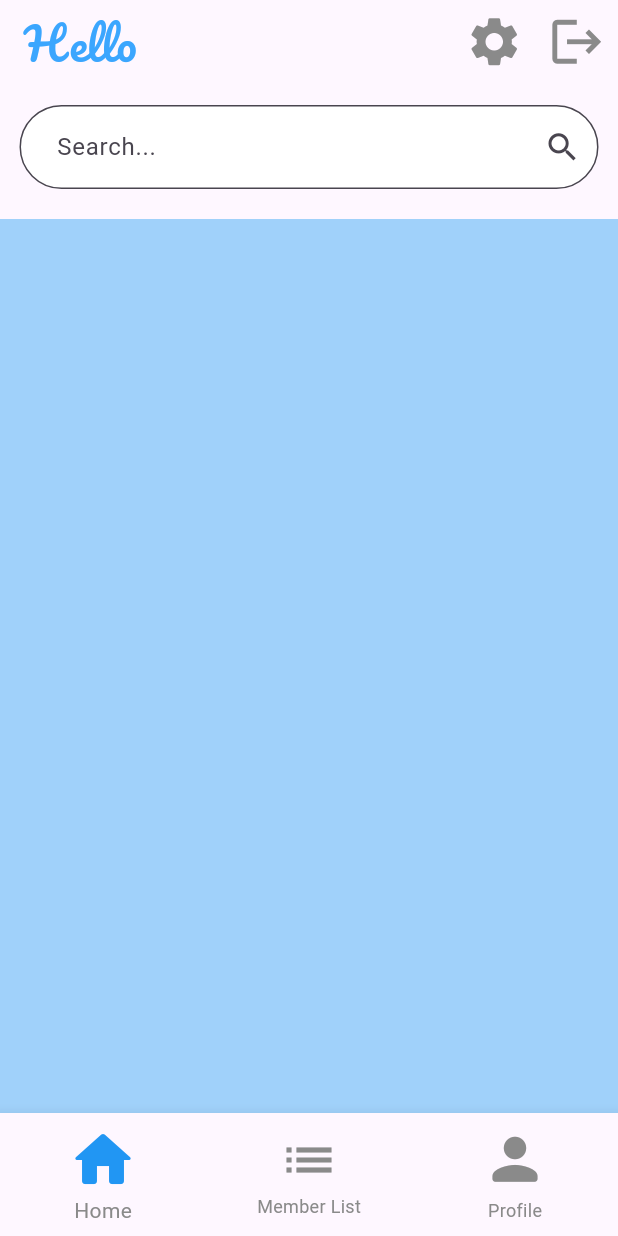
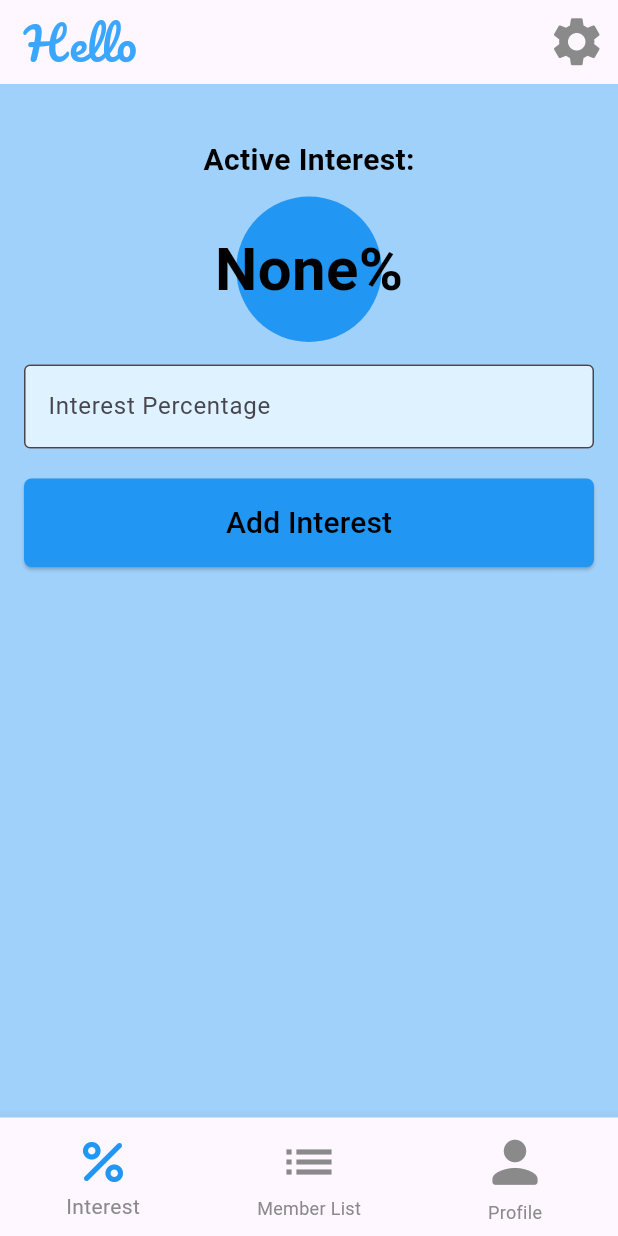
Before and after one commit to ikmgputrawijaya/Save_and_Loan_MobileApp, a Flutter app: the HomePage screen opened by its route, on a phone screen of 412 x 824 dp. Run offline on Flutter 3.47's test engine with Material 3 defaults, Android fonts, the phone set to English and light mode, and no system bars; our stand-ins replace dio, get_storage; accounts and stored records are empty; network calls fail.

Commit message:
Adding Interest

```diff
--- a/lib/homepage.dart
+++ b/lib/homepage.dart
@@ -3,9 +3,7 @@ import 'package:get_storage/get_storage.dart';
 import 'package:dio/dio.dart';
 import 'package:firstapp/profile.dart';
 import 'package:firstapp/member.dart';
-import 'package:firstapp/transaction.dart';
 import 'package:firstapp/api.dart';
-
 
 final _storage = GetStorage();
 
@@ -21,22 +19,65 @@ class _HomePageState extends State<HomePage> {
   final _dio = Dio();
   final _apiUrl = 'https://mobileapis.manpits.xyz/api';
   int _selectedIndex = 0;
+  final TextEditingController _percentController = TextEditingController();
+  String _currentInterest = 'Loading...';
 
-  void logout(BuildContext context) async {
+  @override
+  void initState() {
+    super.initState();
+    _initializeInterest();
+  }
+
+  Future<void> _initializeInterest() async {
+    String res = await getActiveInterest(context);
+    if (mounted) {
+      setState(() {
+        _currentInterest = res.isEmpty ? "None" : res;
+      });
+    }
+  }
+
+  Future<String> getActiveInterest(BuildContext context) async {
     try {
-      final _response = await _dio.get(
-        '${_apiUrl}/logout',
+      final response = await _dio.get(
+        '$_apiUrl/settingbunga',
         options: Options(
           headers: {'Authorization': 'Bearer ${_storage.read('token')}'},
         ),
       );
-      print(_response.data);
 
-      _storage.erase();
+      // Debugging: Tampilkan respons API
+      print("Response data: ${response.data}");
 
-      Navigator.pushReplacementNamed(context, '/welcomepage');
-    } on DioException catch (e) {
-      print('${e.response} - ${e.response?.statusCode}');
+      // Pastikan data ada dan akses dengan aman menggunakan null-aware operator
+      final activeBunga = response.data['data']?['activebunga'];
+      final persen = activeBunga?['persen'];
+      return persen?.toString() ?? "";
+    } catch (e) {
+      // Debugging: Tampilkan kesalahan
+      print("Error: $e");
+      return "";
+    }
+  }
+
+  Future<void> addActiveInterest(BuildContext context, String percent) async {
+    try {
+      final response = await _dio.post(
+        '$_apiUrl/addsettingbunga',
+        data: {'persen': percent, 'isaktif': '1'},
+        options: Options(
+          headers: {'Authorization': 'Bearer ${_storage.read('token')}'},
+        ),
+      );
+
+      // Debugging: Tampilkan respons API
+      print("Response Data: ${response.data}");
+
+      // Asumsi sukses selalu berhasil, karena tidak ada validasi
+      Navigator.pushReplacementNamed(context, '/homepage');
+    } catch (e) {
+      // Debugging: Tampilkan kesalahan
+      print("Error: $e");
     }
   }
 
@@ -62,12 +103,17 @@ class _HomePageState extends State<HomePage> {
     });
   }
 
+  Future<void> _updateInterest() async {
+    await addActiveInterest(context, _percentController.text);
+    await _initializeInterest();
+  }
+
   @override
   Widget build(BuildContext context) {
     return Scaffold(
-      backgroundColor: Color.fromARGB(255, 160, 209, 250),
+      backgroundColor: const Color.fromARGB(255, 160, 209, 250),
       appBar: AppBar(
-        title: Text(
+        title: const Text(
           'Hello',
           style: TextStyle(
             color: Color.fromARGB(255, 59, 166, 254),
@@ -79,165 +125,94 @@ class _HomePageState extends State<HomePage> {
         automaticallyImplyLeading: false,
         actions: [
           IconButton(
-            icon: Icon(
+            icon: const Icon(
               Icons.settings,
               size: 39,
               color: Color.fromARGB(255, 138, 138, 138),
             ),
             onPressed: () {},
           ),
-          IconButton(
-            onPressed: () => logout(context),
-            icon: const Icon(
-              Icons.logout,
-              size: 39,
-              color: Color.fromARGB(255, 138, 138, 138),
-            ),
-          ),
         ],
-        bottom: PreferredSize(
-          preferredSize: Size.fromHeight(90.0),
-          child: Container(
-            padding: EdgeInsets.only(bottom: 20.0),
-            child: Padding(
-              padding: EdgeInsets.symmetric(horizontal: 13.0),
-              child: TextField(
-                decoration: InputDecoration(
-                  hintText: '  Search...',
-                  filled: true,
-                  fillColor: Colors.white,
-                  border: OutlineInputBorder(
-                    borderRadius: BorderRadius.circular(30.0),
-                  ),
-                  suffixIcon: Padding(
-                    padding: EdgeInsets.all(9.0),
-                    child: Icon(Icons.search, size: 25),
-                  ),
-                ),
-              ),
-            ),
-          ),
-        ),
       ),
       body: SingleChildScrollView(
         child: Column(
           children: [
-            SizedBox(height: 10.0),
-            // Card(
-            //   elevation: 5,
-            //   margin: EdgeInsets.symmetric(horizontal: 8, vertical: 8),
-            //   child: Column(
-            //     children: [
-            //       Padding(
-            //         padding: EdgeInsets.only(top: 20.0),
-            //         child: ClipRRect(
-            //           borderRadius: BorderRadius.circular(10),
-            //           child: Image.asset(
-            //             'images/tegenungan.jpg',
-            //             width: 320,
-            //             fit: BoxFit.cover,
-            //           ),
-            //         ),
-            //       ),
-            //       ListTile(
-            //         title: Text(
-            //           'Tegenungan Waterfall',
-            //           style: TextStyle(
-            //             color: Color.fromARGB(255, 0, 0, 0),
-            //             fontSize: 17,
-            //             fontWeight: FontWeight.bold,
-            //           ),
-            //         ),
-            //         subtitle: Column(
-            //           crossAxisAlignment: CrossAxisAlignment.start,
-            //           children: [
-            //             Text(
-            //               'Ticket Price      :  Rp 15.000',
-            //               style: TextStyle(
-            //                 color: Color.fromARGB(255, 0, 0, 0),
-            //                 fontFamily: 'Montserrat',
-            //                 fontSize: 15,
-            //                 fontWeight: FontWeight.bold,
-            //               ),
-            //             ),
-            //             Text(
-            //               'Location           : Gianyar, Bali',
-            //               style: TextStyle(
-            //                 color: Color.fromARGB(255, 0, 0, 0),
-            //                 fontFamily: 'Montserrat',
-            //                 fontSize: 15,
-            //                 fontWeight: FontWeight.bold,
-            //               ),
-            //             ),
-            //           ],
-            //         ),
-            //       ),
-            //     ],
-            //   ),
-            // ),
-            // Card(
-            //   elevation: 5,
-            //   margin: EdgeInsets.symmetric(horizontal: 8, vertical: 8),
-            //   child: Column(
-            //     children: [
-            //       Padding(
-            //         padding: EdgeInsets.only(top: 20.0),
-            //         child: ClipRRect(
-            //           borderRadius: BorderRadius.circular(10),
-            //           child: Image.asset(
-            //             'images/uluwatu.jpg',
-            //             width: 320,
-            //             fit: BoxFit.cover,
-            //           ),
-            //         ),
-            //       ),
-            //       ListTile(
-            //         title: Text(
-            //           'Uluwatu',
-            //           style: TextStyle(
-            //             color: Color.fromARGB(255, 0, 0, 0),
-            //             fontSize: 17,
-            //             fontWeight: FontWeight.bold,
-            //           ),
-            //         ),
-            //         subtitle: Column(
-            //           crossAxisAlignment: CrossAxisAlignment.start,
-            //           children: [
-            //             Text(
-            //               'Ticket Price      :  Rp 30.000',
-            //               style: TextStyle(
-            //                 color: Color.fromARGB(255, 0, 0, 0),
-            //                 fontFamily: 'Montserrat',
-            //                 fontSize: 15,
-            //                 fontWeight: FontWeight.bold,
-            //               ),
-            //             ),
-            //             Text(
-            //               'Location           : Gianyar, Bali',
-            //               style: TextStyle(
-            //                 color: Color.fromARGB(255, 0, 0, 0),
-            //                 fontFamily: 'Montserrat',
-            //                 fontSize: 15,
-            //                 fontWeight: FontWeight.bold,
-            //               ),
-            //             ),
-            //           ],
-            //         ),
-            //       ),
-            //     ],
-            //   ),
-            // ),
+            const SizedBox(height: 20.0),
+            Padding(
+              padding: const EdgeInsets.all(16.0),
+              child: Column(
+                crossAxisAlignment: CrossAxisAlignment.stretch,
+                children: [
+                  Center(
+                    child: Column(
+                      children: [
+                        const Text(
+                          'Active Interest:',
+                          style: TextStyle(
+                              fontSize: 20,
+                              fontWeight: FontWeight.bold,
+                              color: Color.fromARGB(255, 0, 0, 0)),
+                        ),
+                        const SizedBox(height: 10),
+                        Container(
+                          padding: const EdgeInsets.all(20),
+                          decoration: BoxDecoration(
+                            color: Colors.blue,
+                            shape: BoxShape.circle,
+                          ),
+                          child: Text(
+                            '$_currentInterest%',
+                            style: const TextStyle(
+                              fontSize: 40,
+                              color: Colors.black,
+                              fontWeight: FontWeight.bold,
+                            ),
+                          ),
+                        ),
+                      ],
+                    ),
+                  ),
+                  SizedBox(height: 15),
+                  TextField(
+                    controller: _percentController,
+                    keyboardType: TextInputType.number,
+                    decoration: const InputDecoration(
+                      labelText: 'Interest Percentage',
+                      border: OutlineInputBorder(),
+                      filled: true,
+                      fillColor: Color.fromARGB(255, 222, 242, 255),
+                    ),
+                  ),
+                  const SizedBox(height: 20),
+                  ElevatedButton(
+                    onPressed: _updateInterest,
+                    style: ElevatedButton.styleFrom(
+                      backgroundColor: Colors.blue,
+                      padding: const EdgeInsets.symmetric(vertical: 15),
+                      shape: RoundedRectangleBorder(
+                        borderRadius: BorderRadius.circular(5),
+                      ),
+                    ),
+                    child: Text(
+                      'Add Interest',
+                      style: TextStyle(
+                        fontSize: 20,
+                        color: Colors.black,
+                      ),
+                    ),
+                  ),
+                ],
+              ),
+            ),
+            const SizedBox(height: 20),
           ],
         ),
       ),
-
-
-
       bottomNavigationBar: BottomNavigationBar(
         items: const <BottomNavigationBarItem>[
           BottomNavigationBarItem(
-            icon: Icon(Icons.home_rounded, size: 48, color: Colors.blue),
-            label: 'Home',
+            icon: Icon(Icons.percent_rounded, size: 40, color: Colors.blue),
+            label: 'Interest',
           ),
           BottomNavigationBarItem(
             icon: Icon(Icons.list, size: 40),
--- a/lib/member.dart
+++ b/lib/member.dart
@@ -240,8 +240,8 @@ class _MemberPageState extends State<MemberPage> {
       bottomNavigationBar: BottomNavigationBar(
         items: const <BottomNavigationBarItem>[
           BottomNavigationBarItem(
-            icon: Icon(Icons.home_rounded, size: 48),
-            label: 'Home',
+            icon: Icon(Icons.percent_rounded, size: 40),
+            label: 'Bunga',
           ),
           BottomNavigationBarItem(
             icon: Icon(Icons.list, size: 40, color: Colors.blue),
--- a/lib/profile.dart
+++ b/lib/profile.dart
@@ -66,7 +66,7 @@ class _ProfilePageState extends State<ProfilePage> {
   void logout(BuildContext context) async {
     try {
       final _response = await _dio.get(
-        '${_apiUrl}/logout',
+        '$_apiUrl/logout',
         options: Options(
           headers: {'Authorization': 'Bearer ${_storage.read('token')}'},
         ),
@@ -110,6 +110,14 @@ class _ProfilePageState extends State<ProfilePage> {
               color: Color.fromARGB(255, 138, 138, 138),
             ),
             onPressed: () {},
+          ),
+          IconButton(
+            onPressed: () => logout(context),
+            icon: const Icon(
+              Icons.logout,
+              size: 39,
+              color: Color.fromARGB(255, 138, 138, 138),
+            ),
           ),
         ],
       ),
@@ -178,8 +186,8 @@ class _ProfilePageState extends State<ProfilePage> {
       bottomNavigationBar: BottomNavigationBar(
         items: const <BottomNavigationBarItem>[
           BottomNavigationBarItem(
-            icon: Icon(Icons.home_rounded, size: 48),
-            label: 'Home',
+            icon: Icon(Icons.percent_rounded, size: 40),
+            label: 'Bunga',
           ),
           BottomNavigationBarItem(
             icon: Icon(Icons.list, size: 40),
```
Also changed, not shown: lib/addTrans.dart (+10 -2 lines), lib/api.dart (+30 -16 lines), lib/detailMember.dart (+104 -71 lines), lib/transaction.dart (deleted).
